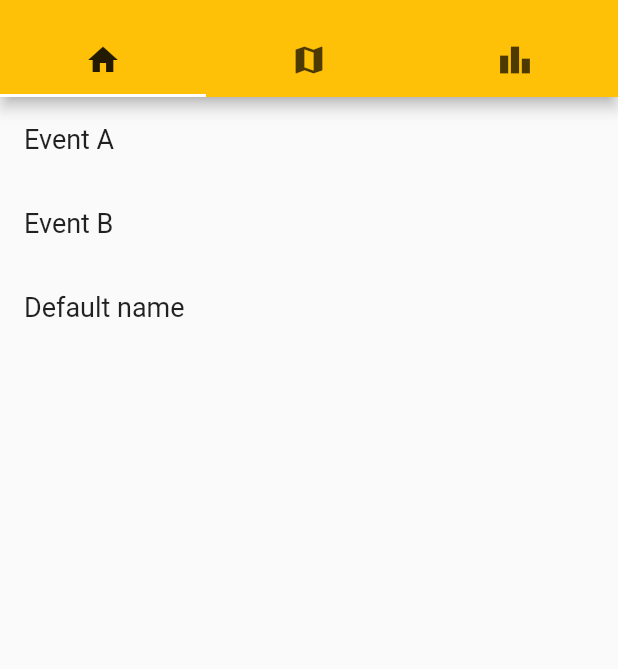
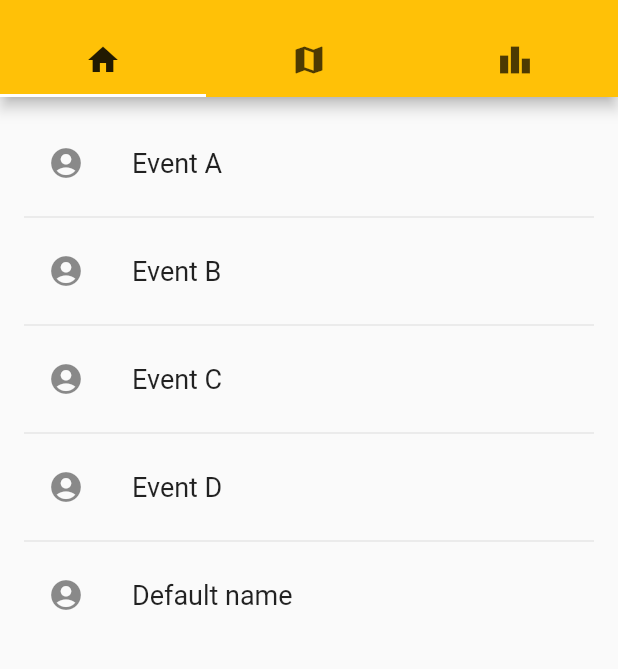
Before and after one commit to Tohwx/hackgt8-eaugazooz, a Flutter app: the screen it shows after launch, on a phone screen of 412 x 824 dp, the part 59-728 px from its top. Run offline on Flutter 3.47's test engine with Material 2 defaults, Android fonts, the phone set to English and light mode, and no system bars.

Commit message:
WORKING DIVIDERS

```diff
--- a/lib/classes.dart
+++ b/lib/classes.dart
@@ -3,6 +3,8 @@ import 'package:flutter/material.dart';
 List<Event> items = [
   Event.withParams("Event A", "Yes", true, true, 1.0),
   Event.withParams("Event B", "Yes", true, true, 1.0),
+  Event.nameOnly("Event C"),
+  Event.nameOnly("Event D"),
   Event()
 ];
 
@@ -21,6 +23,8 @@ class Event {
 
   Event();
 
+  Event.nameOnly(this.name);
+
   Event.withParams(
       this.name, this.type, this.hasFood, this.hasSwag, this.progress);
 }
@@ -36,15 +40,23 @@ class EventsTab extends StatefulWidget {
 class _EventsTabState extends State<EventsTab> {
   @override
   Widget build(BuildContext context) {
-    return ListView.builder(
-        itemCount: items.length,
-        itemBuilder: (context, index) {
-          return _createTile(items[index]);
-        });
+    return ListView.separated(
+      padding: const EdgeInsets.all(16.0),
+      itemCount: items.length,
+      itemBuilder: (context, index) {
+        return _createTile(items[index]);
+      },
+      separatorBuilder: (context, index) {
+        return const Divider();
+      },
+    );
   }
 
   Widget _createTile(Event e) {
-    return ListTile(title: Text(e.name, style: _biggerFont));
+    return ListTile(
+        title: Text(e.name, style: _biggerFont),
+        // minVerticalPadding: 40.0,
+        leading: const Icon(Icons.account_circle));
   }
 }
 
```
